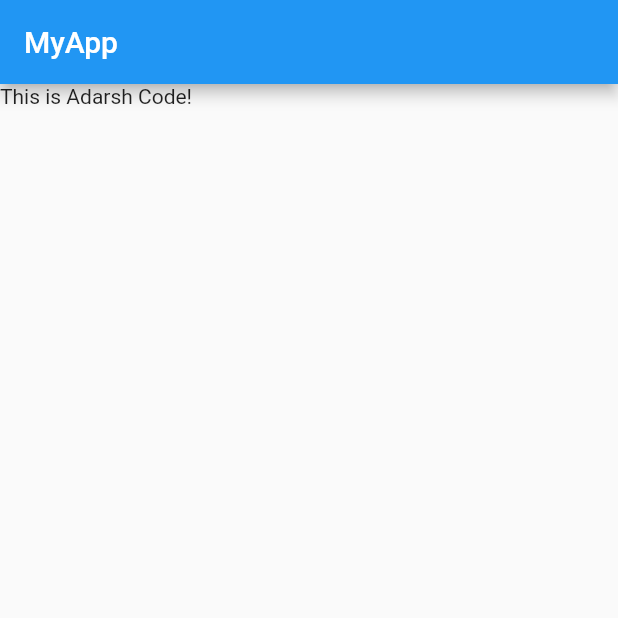
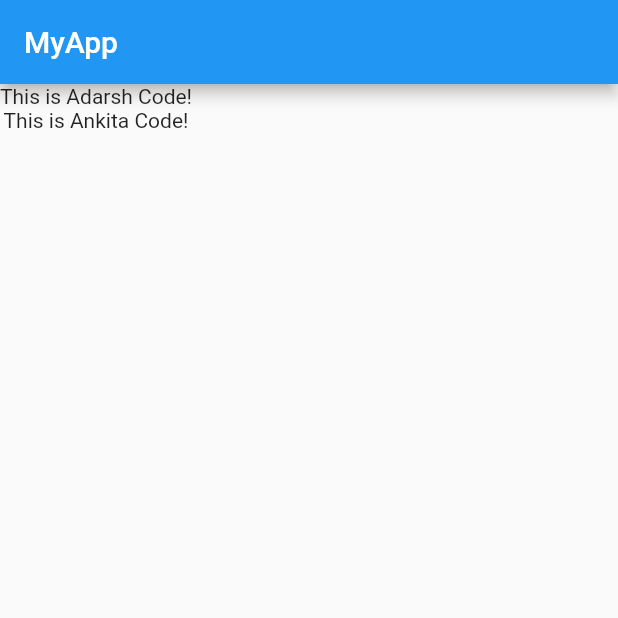
Before and after one commit to adhidcooper/todo_list, a Flutter app: the screen it shows after launch, on a phone screen of 412 x 824 dp, the top half of it. Run offline on Flutter 3.47's test engine with Material 2 defaults, Android fonts, the phone set to English and light mode, and no system bars.

Commit message:
it my commit

```diff
--- a/lib/main.dart
+++ b/lib/main.dart
@@ -12,7 +12,14 @@ class MyApp extends StatelessWidget {
         appBar: AppBar(
           title: Text('MyApp'),
         ),
-        body: Text('This is Adarsh Code! '),
+        body: Column(
+          children: [
+            Text('This is Adarsh Code! '),
+            Text('This is Ankita Code! '),
+
+
+          ],
+        ),
       ),
     );
   }
```
